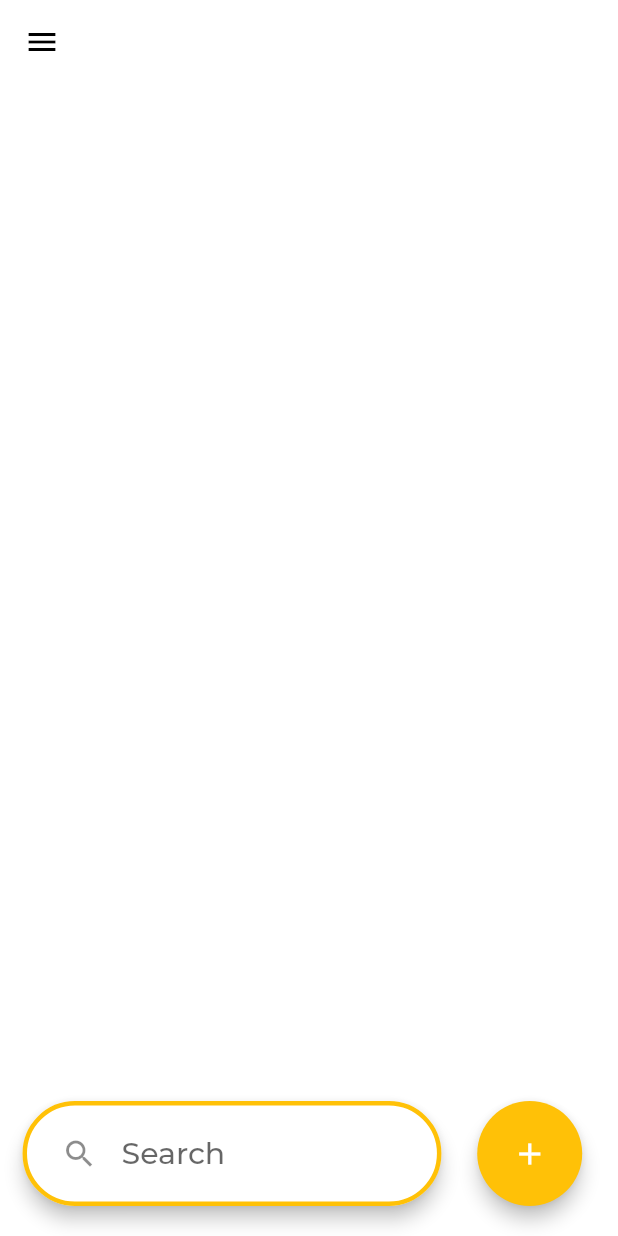
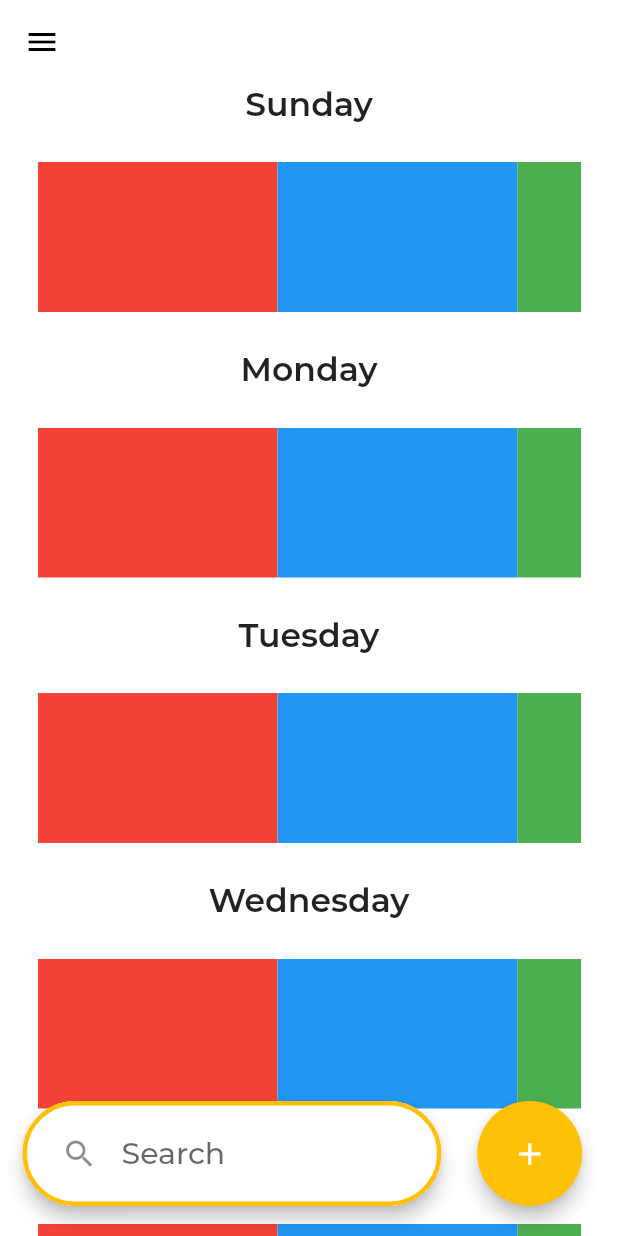
Before and after one commit to deninpaul/Medic.ly, a Flutter app: the screen it shows after launch, swiped to page 2, on a phone screen of 412 x 824 dp. Run offline on Flutter 3.47's test engine with Material 2 defaults, Android fonts, the phone set to English and light mode, and no system bars; our stand-ins replace sqflite; accounts and stored records are empty; project files that could hold a hidden picture were left out.

Commit message:
back to return to home

```diff
--- a/app/lib/main.dart
+++ b/app/lib/main.dart
@@ -1,3 +1,4 @@
+import 'package:app/ui/medlist.dart' as prefix0;
 import 'package:flutter/material.dart';
 import 'package:app/ui/home.dart';
 import 'package:app/ui/medlist.dart';
@@ -9,6 +10,7 @@ class MyApp extends StatelessWidget {
   @override
   Widget build(BuildContext context) {
     return MaterialApp(
+      title: 'Home Page',
       home: MyHomePage(),
     );
   }
@@ -19,11 +21,12 @@ class MyHomePage extends StatefulWidget {
   final String title;
 
   @override
-  _MyHomePageState createState() => _MyHomePageState();
+  MyHomePageState createState() => MyHomePageState();
 }
 
-class _MyHomePageState extends State<MyHomePage> {
+class MyHomePageState extends State<MyHomePage> {
   Color _appBarColor = Colors.amber;
+  PageController _controller = PageController(initialPage: 0);
 
   void onPageChanged(int page) {
     Color _tempColor;
@@ -38,6 +41,18 @@ class _MyHomePageState extends State<MyHomePage> {
     setState(() {
       this._appBarColor = _tempColor;
     });
+  }
+
+  bool onWillPop() {
+    if (_controller.page.round() == _controller.initialPage) {
+      return true;
+    } else {
+      _controller.previousPage(
+        duration: Duration(milliseconds: 500),
+        curve: Curves.easeInOut,
+      );
+      return false;
+    }
   }
 
   @override
@@ -56,10 +71,13 @@ class _MyHomePageState extends State<MyHomePage> {
             PageView(
               children: <Widget>[
                 new BottomDrawer(),
-                new MedList(),
+                //MedList()
+                WillPopScope(
+                    onWillPop: () => Future.sync(onWillPop), child: MedList()),
               ],
               scrollDirection: Axis.vertical,
               onPageChanged: onPageChanged,
+              controller: _controller,
             ),
             Align(
               alignment: Alignment.bottomCenter,
--- a/app/lib/ui/medlist.dart
+++ b/app/lib/ui/medlist.dart
@@ -1,14 +1,99 @@
+import 'package:app/main.dart';
+import 'package:app/ui/home.dart';
 import 'package:flutter/material.dart';
 
 class MedList extends StatelessWidget {
   @override
   Widget build(BuildContext context) {
     //final size = MediaQuery.of(context).size;
-
-    return new Container(
-      decoration: BoxDecoration(
-        color: Colors.white,
-      ),
+    return new Stack(
+      children: <Widget>[
+        new Container(
+          decoration: BoxDecoration(
+            color: Colors.white,
+          ),
+        ),
+        MedListPage(),
+      ],
     );
   }
 }
+
+class MedListPage extends StatefulWidget {
+  MedListPage({Key key, this.title}) : super(key: key);
+  final String title;
+
+  @override
+  ListMedByDay createState() => ListMedByDay();
+}
+
+class ListMedByDay extends State<MedListPage> {
+
+  @override
+  Widget build(BuildContext context) {
+
+      return ListView(
+      children: <Widget>[
+        medThisDay("Sunday"),
+        medThisDay("Monday"),
+        medThisDay("Tuesday"),
+        medThisDay("Wednesday"),
+        medThisDay("Thursday"),
+        medThisDay("Friday"),
+        medThisDay("Saturday"),
+        Container(
+          height: 100,
+        ),
+      ],
+    );
+  }
+}
+
+Widget medThisDay(String dayofweek) {
+  return Container(
+    child: Column(
+      crossAxisAlignment: CrossAxisAlignment.center,
+      mainAxisSize: MainAxisSize.max,
+      mainAxisAlignment: MainAxisAlignment.start,
+      children: <Widget>[
+        Text(
+          "$dayofweek",
+          style: TextStyle(fontSize: 22, fontWeight: FontWeight.w600),
+        ),
+        new Container(
+          margin: EdgeInsets.all(25),
+          height: 100,
+          child: getListView(),
+        ),
+      ],
+    ),
+  );
+}
+
+ListView getListView() {
+  return ListView(
+    scrollDirection: Axis.horizontal,
+    children: <Widget>[
+      Container(
+        width: 160.0,
+        color: Colors.red,
+      ),
+      Container(
+        width: 160.0,
+        color: Colors.blue,
+      ),
+      Container(
+        width: 160.0,
+        color: Colors.green,
+      ),
+      Container(
+        width: 160.0,
+        color: Colors.yellow,
+      ),
+      Container(
+        width: 160.0,
+        color: Colors.orange,
+      ),
+    ],
+  );
+}
--- /dev/null
+++ b/app/lib/utils/database_helper.dart
@@ -0,0 +1,5 @@
+import 'package:sqflite/sqflite.dart';
+import 'dart:async';
+import 'dart:io';
+import 'package:path_provider/path_provider.dart';
+import 'package:app/models/medicine.dart';
--- a/app/pubspec.yaml
+++ b/app/pubspec.yaml
@@ -27,6 +27,8 @@ dependencies:
 dev_dependencies:
   flutter_test:
     sdk: flutter
+  sqflite: any
+  path_provider: any
 
 
 # For information on the generic Dart part of this file, see the
```
Also changed, not shown: app/lib/models/medicine.dart (added, +75 -0 lines), app/lib/models/global.dart (added), app/pubspec.lock.
